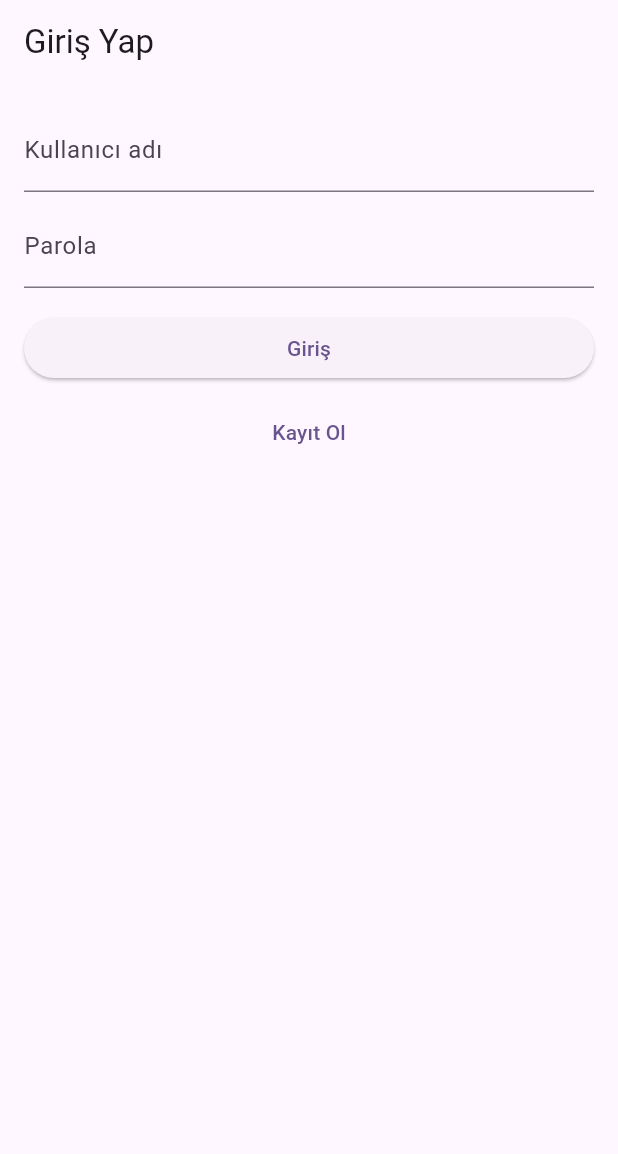
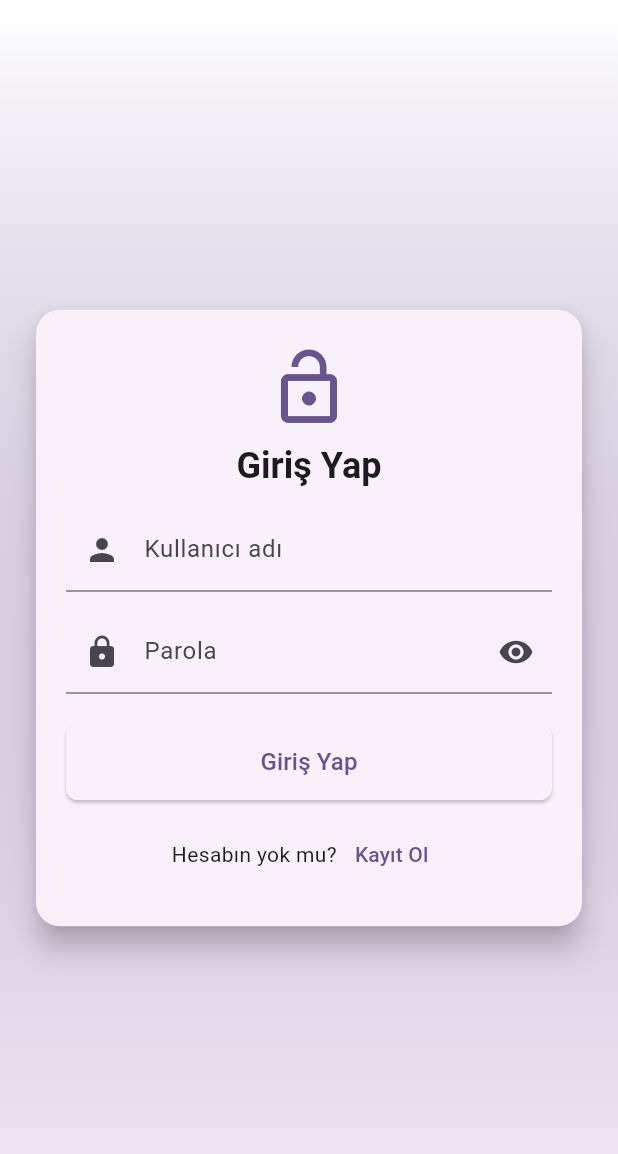
Before and after one commit to er3nnz/flutterProject, a Flutter app: the screen it shows after launch, on a phone screen of 412 x 824 dp. Shown: the top 1154 px of the screen. Run offline on Flutter 3.47's test engine with Material 3 defaults, Android fonts, the phone set to English and light mode, and no system bars; our stand-ins replace shared_preferences, sqflite; accounts and stored records are empty.

```diff
--- a/lib/main.dart
+++ b/lib/main.dart
@@ -1,5 +1,5 @@
+import 'package:ders_project/screens/login_screen.dart';
 import 'package:flutter/material.dart';
-import 'package:ders_project/pages/login_page.dart';
 import 'package:ders_project/db/database_helper.dart';
 import 'package:ders_project/services/auth_service.dart';
 
@@ -41,7 +41,7 @@ class MyApp extends StatelessWidget {
         colorScheme: ColorScheme.fromSeed(seedColor: Colors.deepPurple),
         useMaterial3: true,
       ),
-      home: const LoginPage(),
+      home: const LoginScreen(),
     );
   }
 }
--- a/lib/pages/login_page.dart
+++ /dev/null
@@ -1,93 +0,0 @@
-import 'package:flutter/material.dart';
-import 'package:ders_project/db/database_helper.dart';
-import 'register_page.dart';
-import 'admin_dashboard.dart';
-import 'home_page.dart';
-
-class LoginPage extends StatefulWidget {
-  const LoginPage({Key? key}) : super(key: key);
-
-  @override
-  State<LoginPage> createState() => _LoginPageState();
-}
-
-class _LoginPageState extends State<LoginPage> {
-  final TextEditingController _usernameController = TextEditingController();
-  final TextEditingController _passwordController = TextEditingController();
-  bool _loading = false;
-  String? _error;
-
-  Future<void> _login() async {
-    setState(() {
-      _loading = true;
-      _error = null;
-    });
-    final username = _usernameController.text.trim();
-    final password = _passwordController.text;
-    try {
-      final user = await DatabaseHelper.instance.authenticateUser(username: username, password: password);
-      if (user == null) {
-        setState(() {
-          _error = 'Kullanıcı adı veya parola hatalı';
-        });
-      } else {
-        // Navigate based on role
-        if (user.role == 'admin') {
-          Navigator.of(context).pushReplacement(MaterialPageRoute(builder: (_) => AdminDashboard(currentUser: user)));
-        } else {
-          Navigator.of(context).pushReplacement(MaterialPageRoute(builder: (_) => MyHomePage(title: 'Hoşgeldiniz')));
-        }
-      }
-    } catch (e) {
-      setState(() {
-        _error = 'Giriş sırasında hata: $e';
-      });
-    } finally {
-      if (mounted) setState(() => _loading = false);
-    }
-  }
-
-  @override
-  Widget build(BuildContext context) {
-    return Scaffold(
-      appBar: AppBar(title: const Text('Giriş Yap')),
-      body: Padding(
-        padding: const EdgeInsets.all(16.0),
-        child: Column(
-          children: [
-            TextField(
-              controller: _usernameController,
-              decoration: const InputDecoration(labelText: 'Kullanıcı adı'),
-            ),
-            const SizedBox(height: 8),
-            TextField(
-              controller: _passwordController,
-              decoration: const InputDecoration(labelText: 'Parola'),
-              obscureText: true,
-            ),
-            const SizedBox(height: 16),
-            if (_error != null) ...[
-              Text(_error!, style: const TextStyle(color: Colors.red)),
-              const SizedBox(height: 8),
-            ],
-            Row(
-              children: [
-                Expanded(
-                  child: ElevatedButton(
-                    onPressed: _loading ? null : _login,
-                    child: _loading ? const CircularProgressIndicator() : const Text('Giriş'),
-                  ),
-                ),
-              ],
-            ),
-            const SizedBox(height: 8),
-            TextButton(
-              onPressed: () => Navigator.of(context).push(MaterialPageRoute(builder: (_) => const RegisterPage())),
-              child: const Text('Kayıt Ol'),
-            ),
-          ],
-        ),
-      ),
-    );
-  }
-}
--- a/lib/pages/admin_dashboard.dart
+++ b/lib/screens/admin_dashboard_screen.dart
@@ -1,8 +1,8 @@
 import 'package:flutter/material.dart';
 import 'package:ders_project/db/database_helper.dart';
 import 'package:ders_project/models/user.dart';
-import 'users_page.dart';
-import 'audit_logs_page.dart';
+import 'users_page_screen.dart';
+import 'audit_logs_screeen.dart';
 
 class AdminDashboard extends StatefulWidget {
   final User currentUser;
--- a/lib/pages/audit_logs_page.dart
+++ b/lib/screens/audit_logs_screeen.dart
@@ -1,4 +1,3 @@
-// Audit logs viewer
 import 'dart:convert';
 import 'package:flutter/material.dart';
 import 'package:ders_project/db/database_helper.dart';
```
Also changed, not shown: lib/pages/register_page.dart (deleted, +0 -68 lines), lib/screens/home_page_screen.dart (renamed from lib/pages/home_page.dart), lib/screens/users_page_screen.dart (renamed from lib/pages/users_page.dart).
